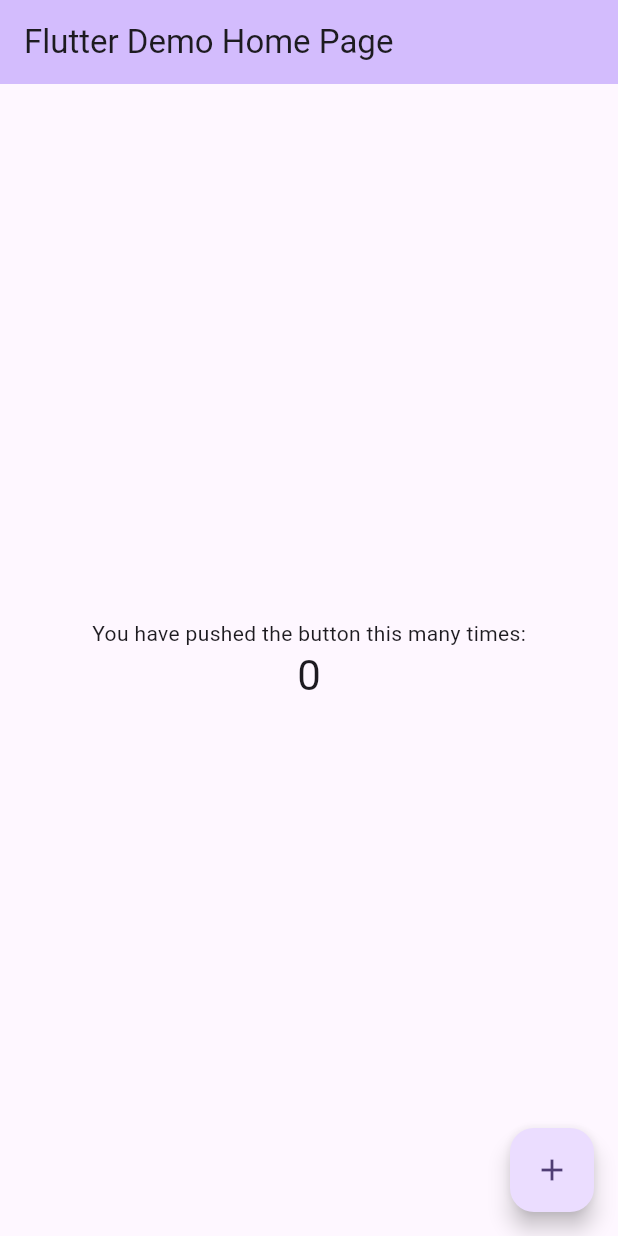
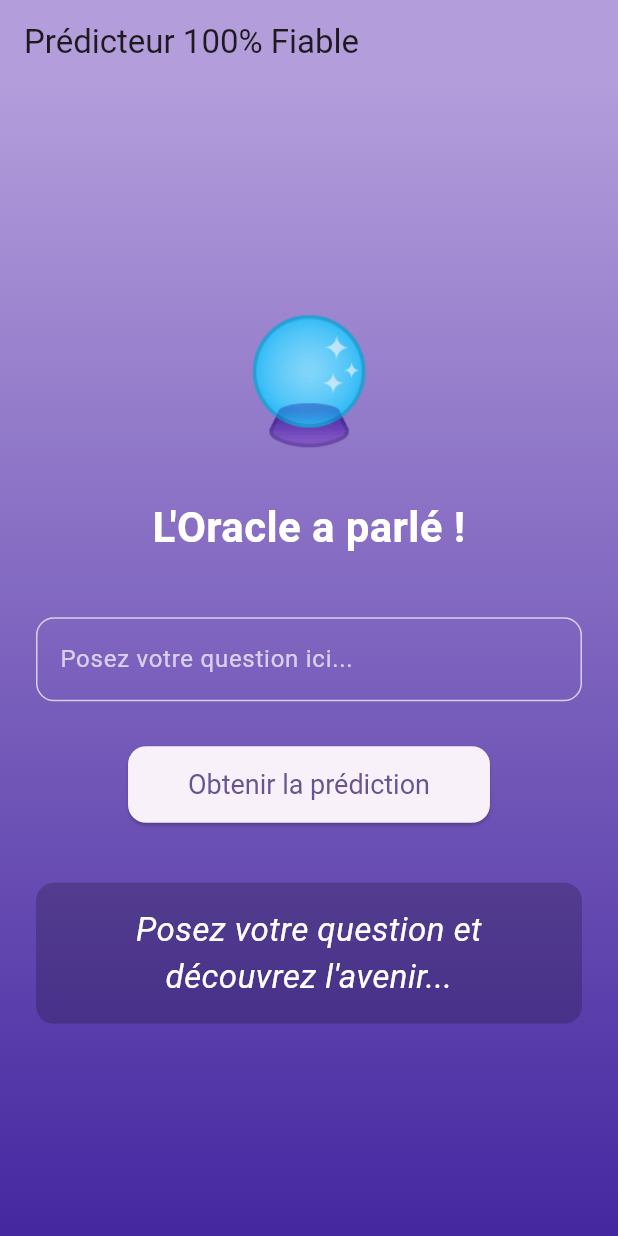
Before and after one commit to could-ai/019a1fcb-4171-7e11-85c0-a49d50ffe034, a Flutter app: the screen it shows after launch, on a phone screen of 412 x 824 dp. Run offline on Flutter 3.47's test engine with Material 3 defaults, Android fonts, the phone set to English and light mode, and no system bars.

Commit message:
J'ai complètement transformé l'application de compteur par défaut en une application de prédiction amusante de style 'boule de cristal'. Le fichier `lib/main.dart` a été entièrement réécrit pour créer une nouvelle interface utilisateur avec un thème mystique, comprenant un dégradé de violets, une icône de boule de cristal, un champ de texte pour que l'utilisateur puisse poser une question, et un bouton pour révéler une 'prédiction'. La logique choisit une réponse au hasard dans une liste prédéfinie, offrant une expérience ludique et interactive, conformément à la demande de créer une application de prédiction.

```diff
--- a/usr/lib/main.dart
+++ b/usr/lib/main.dart
@@ -1,4 +1,5 @@
 import 'package:flutter/material.dart';
+import 'dart:math';
 
 void main() {
   runApp(const MyApp());
@@ -7,114 +8,149 @@ void main() {
 class MyApp extends StatelessWidget {
   const MyApp({super.key});
 
-  // This widget is the root of your application.
   @override
   Widget build(BuildContext context) {
     return MaterialApp(
-      title: 'Flutter Demo',
+      title: 'Prédicteur 100% Fiable',
       debugShowCheckedModeBanner: false,
       theme: ThemeData(
-        // This is the theme of your application.
-        //
-        // TRY THIS: Try running your application with "flutter run". You'll see
-        // the application has a purple toolbar. Then, without quitting the app,
-        // try changing the seedColor in the colorScheme below to Colors.green
-        // and then invoke "hot reload" (save your changes or press the "hot
-        // reload" button in a Flutter-supported IDE, or press "r" if you used
-        // the command line to start the app).
-        //
-        // Notice that the counter didn't reset back to zero; the application
-        // state is not lost during the reload. To reset the state, use hot
-        // restart instead.
-        //
-        // This works for code too, not just values: Most code changes can be
-        // tested with just a hot reload.
         colorScheme: ColorScheme.fromSeed(seedColor: Colors.deepPurple),
+        useMaterial3: true,
       ),
-      home: const MyHomePage(title: 'Flutter Demo Home Page'),
+      home: const PredictionPage(),
     );
   }
 }
 
-class MyHomePage extends StatefulWidget {
-  const MyHomePage({super.key, required this.title});
-
-  // This widget is the home page of your application. It is stateful, meaning
-  // that it has a State object (defined below) that contains fields that affect
-  // how it looks.
-
-  // This class is the configuration for the state. It holds the values (in this
-  // case the title) provided by the parent (in this case the App widget) and
-  // used by the build method of the State. Fields in a Widget subclass are
-  // always marked "final".
-
-  final String title;
+class PredictionPage extends StatefulWidget {
+  const PredictionPage({super.key});
 
   @override
-  State<MyHomePage> createState() => _MyHomePageState();
+  State<PredictionPage> createState() => _PredictionPageState();
 }
 
-class _MyHomePageState extends State<MyHomePage> {
-  int _counter = 0;
+class _PredictionPageState extends State<PredictionPage> {
+  String _prediction = "Posez votre question et découvrez l'avenir...";
+  final TextEditingController _questionController = TextEditingController();
 
-  void _incrementCounter() {
+  final List<String> _predictions = [
+    "Oui, sans l'ombre d'un doute.",
+    "C'est certain.",
+    "Vous pouvez compter dessus.",
+    "Très probable.",
+    "Les perspectives sont bonnes.",
+    "Les signes indiquent que oui.",
+    "Ma réponse est non.",
+    "Mes sources disent non.",
+    "N'y comptez pas.",
+    "Très peu probable.",
+    "Concentrez-vous et demandez à nouveau.",
+    "Je ne peux pas prédire maintenant.",
+    "Mieux vaut ne pas vous le dire maintenant."
+  ];
+
+  void _getPrediction() {
+    if (_questionController.text.trim().isEmpty) {
+      setState(() {
+        _prediction = "Veuillez d'abord poser une question !";
+      });
+      return;
+    }
+    final random = Random();
+    final index = random.nextInt(_predictions.length);
     setState(() {
-      // This call to setState tells the Flutter framework that something has
-      // changed in this State, which causes it to rerun the build method below
-      // so that the display can reflect the updated values. If we changed
-      // _counter without calling setState(), then the build method would not be
-      // called again, and so nothing would appear to happen.
-      _counter++;
+      _prediction = _predictions[index];
     });
   }
 
   @override
   Widget build(BuildContext context) {
-    // This method is rerun every time setState is called, for instance as done
-    // by the _incrementCounter method above.
-    //
-    // The Flutter framework has been optimized to make rerunning build methods
-    // fast, so that you can just rebuild anything that needs updating rather
-    // than having to individually change instances of widgets.
     return Scaffold(
       appBar: AppBar(
-        // TRY THIS: Try changing the color here to a specific color (to
-        // Colors.amber, perhaps?) and trigger a hot reload to see the AppBar
-        // change color while the other colors stay the same.
-        backgroundColor: Theme.of(context).colorScheme.inversePrimary,
-        // Here we take the value from the MyHomePage object that was created by
-        // the App.build method, and use it to set our appbar title.
-        title: Text(widget.title),
+        title: const Text('Prédicteur 100% Fiable'),
+        backgroundColor: Colors.deepPurple.shade200,
       ),
-      body: Center(
-        // Center is a layout widget. It takes a single child and positions it
-        // in the middle of the parent.
-        child: Column(
-          // Column is also a layout widget. It takes a list of children and
-          // arranges them vertically. By default, it sizes itself to fit its
-          // children horizontally, and tries to be as tall as its parent.
-          //
-          // Column has various properties to control how it sizes itself and
-          // how it positions its children. Here we use mainAxisAlignment to
-          // center the children vertically; the main axis here is the vertical
-          // axis because Columns are vertical (the cross axis would be
-          // horizontal).
-          //
-          // TRY THIS: Invoke "debug painting" (choose the "Toggle Debug Paint"
-          // action in the IDE, or press "p" in the console), to see the
-          // wireframe for each widget.
-          mainAxisAlignment: MainAxisAlignment.center,
-          children: <Widget>[
-            const Text('You have pushed the button this many times:'),
-            Text('$_counter', style: Theme.of(context).textTheme.headlineMedium),
-          ],
+      body: Container(
+        decoration: BoxDecoration(
+          gradient: LinearGradient(
+            colors: [Colors.deepPurple.shade200, Colors.deepPurple.shade800],
+            begin: Alignment.topCenter,
+            end: Alignment.bottomCenter,
+          ),
+        ),
+        child: Center(
+          child: SingleChildScrollView(
+            child: Padding(
+              padding: const EdgeInsets.all(24.0),
+              child: Column(
+                mainAxisAlignment: MainAxisAlignment.center,
+                children: <Widget>[
+                  const Text(
+                    '🔮',
+                    style: TextStyle(fontSize: 80),
+                  ),
+                  const SizedBox(height: 20),
+                  const Text(
+                    'L\'Oracle a parlé !',
+                    textAlign: TextAlign.center,
+                    style: TextStyle(
+                      fontSize: 28,
+                      fontWeight: FontWeight.bold,
+                      color: Colors.white,
+                    ),
+                  ),
+                  const SizedBox(height: 40),
+                  TextField(
+                    controller: _questionController,
+                    style: const TextStyle(color: Colors.white),
+                    decoration: InputDecoration(
+                      labelText: 'Posez votre question ici...',
+                      labelStyle: const TextStyle(color: Colors.white70),
+                      enabledBorder: OutlineInputBorder(
+                        borderSide: const BorderSide(color: Colors.white70),
+                        borderRadius: BorderRadius.circular(12),
+                      ),
+                      focusedBorder: OutlineInputBorder(
+                        borderSide: const BorderSide(color: Colors.white),
+                        borderRadius: BorderRadius.circular(12),
+                      ),
+                    ),
+                  ),
+                  const SizedBox(height: 30),
+                  ElevatedButton(
+                    onPressed: _getPrediction,
+                    style: ElevatedButton.styleFrom(
+                      padding: const EdgeInsets.symmetric(horizontal: 40, vertical: 15),
+                      textStyle: const TextStyle(fontSize: 18),
+                      shape: RoundedRectangleBorder(
+                        borderRadius: BorderRadius.circular(12),
+                      ),
+                    ),
+                    child: const Text('Obtenir la prédiction'),
+                  ),
+                  const SizedBox(height: 40),
+                  Container(
+                    padding: const EdgeInsets.all(16.0),
+                    decoration: BoxDecoration(
+                      color: Colors.black.withOpacity(0.2),
+                      borderRadius: BorderRadius.circular(12),
+                    ),
+                    child: Text(
+                      _prediction,
+                      textAlign: TextAlign.center,
+                      style: const TextStyle(
+                        fontSize: 22,
+                        color: Colors.white,
+                        fontStyle: FontStyle.italic,
+                      ),
+                    ),
+                  ),
+                ],
+              ),
+            ),
+          ),
         ),
       ),
-      floatingActionButton: FloatingActionButton(
-        onPressed: _incrementCounter,
-        tooltip: 'Increment',
-        child: const Icon(Icons.add),
-      ), // This trailing comma makes auto-formatting nicer for build methods.
     );
   }
 }
```
